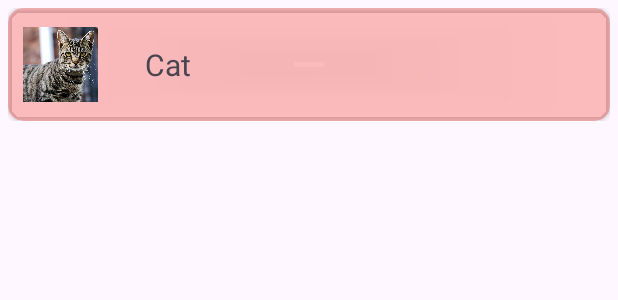
After one commit to krenevych/MyFirstApp, an Android app: the layout cat_item.xml on its own in the app's theme, with its tools: preview values and no code run, on a phone screen of 412 x 824 dp. The commit adds this screen. Shown: the top 300 px of the screen. Run offline under Robolectric (Android 15) with nearby library versions, the phone set to English and light mode, and no system bars.

Commit message:
RecyclerView implementation

```diff
--- /dev/null
+++ b/app/src/main/java/com/example/myfirstapp/ItemData.kt
@@ -0,0 +1,6 @@
+package com.example.myfirstapp
+
+data class ItemData(
+    val name: String,
+    val resId: Int,
+)
--- a/app/src/main/res/layout/activity_main.xml
+++ b/app/src/main/res/layout/activity_main.xml
@@ -15,10 +15,11 @@
         android:scaleType="fitCenter"
         app:srcCompat="@drawable/cat_first" />
 
-    <ListView
+    <androidx.recyclerview.widget.RecyclerView
         android:id="@+id/catsList"
         android:layout_width="match_parent"
-        android:layout_height="match_parent" />
+        android:layout_height="match_parent"
+        tools:listitem="@layout/cat_item" />
 
 
 </LinearLayout>
--- /dev/null
+++ b/app/src/main/res/layout/cat_item.xml
@@ -0,0 +1,46 @@
+<?xml version="1.0" encoding="utf-8"?>
+<androidx.constraintlayout.widget.ConstraintLayout xmlns:android="http://schemas.android.com/apk/res/android"
+    xmlns:app="http://schemas.android.com/apk/res-auto"
+    xmlns:tools="http://schemas.android.com/tools"
+    android:layout_width="match_parent"
+    android:layout_height="wrap_content"
+    android:layout_margin="5dp">
+
+    <androidx.cardview.widget.CardView
+        android:layout_width="match_parent"
+        android:layout_height="75dp"
+        app:cardBackgroundColor="#56F44336"
+        app:cardCornerRadius="10dp"
+        app:layout_constraintEnd_toEndOf="parent"
+        app:layout_constraintStart_toStartOf="parent"
+        app:layout_constraintTop_toTopOf="parent">
+
+        <androidx.constraintlayout.widget.ConstraintLayout
+            android:layout_width="match_parent"
+            android:layout_height="match_parent">
+
+            <ImageView
+                android:id="@+id/imageViewCat"
+                android:layout_width="50dp"
+                android:layout_height="50dp"
+                android:layout_marginStart="10dp"
+
+                app:layout_constraintBottom_toBottomOf="parent"
+                app:layout_constraintStart_toStartOf="parent"
+                app:layout_constraintTop_toTopOf="parent"
+                app:srcCompat="@drawable/cat_second" />
+
+            <TextView
+                android:id="@+id/nameCat"
+                android:layout_width="100dp"
+                android:layout_height="wrap_content"
+                android:layout_marginStart="31dp"
+                android:text="Cat"
+                android:textSize="20sp"
+                app:layout_constraintBottom_toBottomOf="parent"
+                app:layout_constraintStart_toEndOf="@+id/imageViewCat"
+                app:layout_constraintTop_toTopOf="parent" />
+
+        </androidx.constraintlayout.widget.ConstraintLayout>
+    </androidx.cardview.widget.CardView>
+</androidx.constraintlayout.widget.ConstraintLayout>
```
Also changed, not shown: app/src/main/java/com/example/myfirstapp/CustomAdapter.kt (added, +39 -0 lines), app/src/main/java/com/example/myfirstapp/MainActivity.kt (+53 -83 lines).
